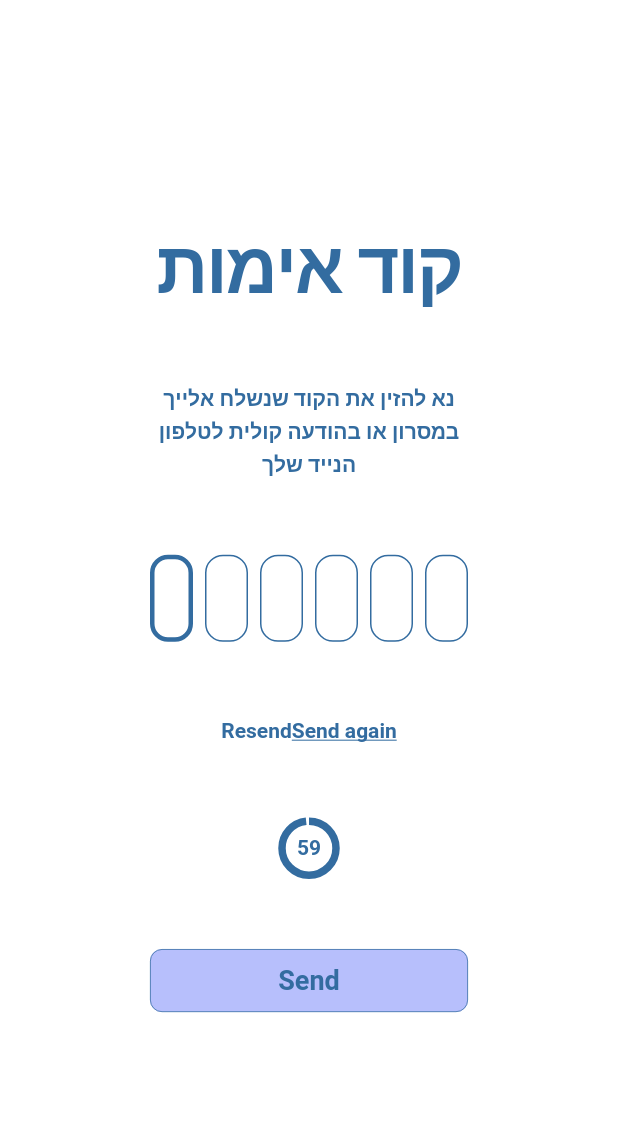
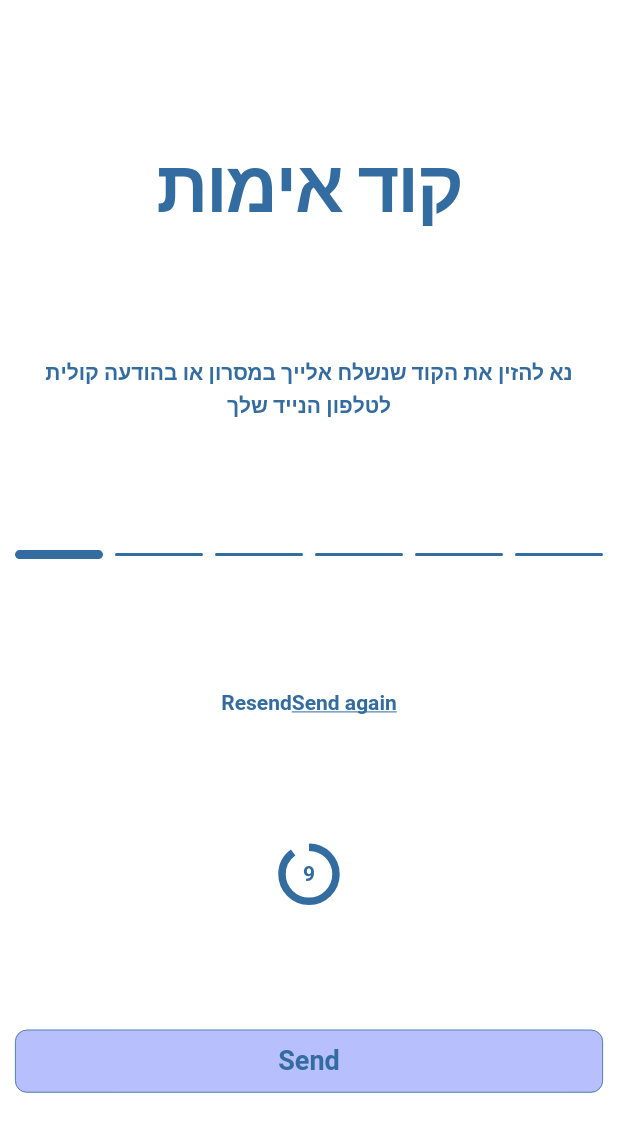
Before and after one commit to Israelper/fmr-task, a Flutter app: the VerifyOtpScreen screen opened by its route, on a phone screen of 412 x 824 dp. Shown: the top 1132 px of the screen. Run offline on Flutter 3.47's test engine with Material 3 defaults, Android fonts, the phone set to English and light mode, and no system bars; drawn by our look-alikes of pinput; our stand-ins replace bloc, equatable, flutter_bloc, get_it, go_router; Roboto replaces fonts that are missing (Assistant).

Commit message:
fix timer

```diff
--- a/lib/src/core/tool/timer_notifier.dart
+++ b/lib/src/core/tool/timer_notifier.dart
@@ -3,14 +3,14 @@ import 'dart:async';
 
 class TimerNotifier {
   final int total;
-  final Function(int) onChanged;
+  final Function(int)? onChanged;
   int? count = 0;
 
   Timer? _timer;
 
-  bool get isActive => _timer?.isActive == true;
+  bool get isActive => _timer?.isActive == true && (count ?? 0) > 0;
 
-  TimerNotifier(this.onChanged, {this.total = 60});
+  TimerNotifier(this.onChanged, {this.total = 10});
 
   void startTimer() {
     _timer?.cancel();
@@ -19,12 +19,16 @@ class TimerNotifier {
       const Duration(seconds: 1),
       (timer) {
         if (count == 0) {
-          onChanged(0);
           _stopTimer();
+          if (onChanged != null) {
+            onChanged!(count!);
+          }
           return;
         }
         count = count! - 1;
-        onChanged(count!);
+        if (onChanged != null) {
+          onChanged!(count!);
+        }
       },
     );
   }
--- a/lib/src/features/main/update_phone/update_phone.dart
+++ b/lib/src/features/main/update_phone/update_phone.dart
@@ -22,7 +22,7 @@ class UpdatePhoneScreen extends StatelessWidget {
         builder: (context, state) {
           return Scaffold(
             body: Padding(
-              padding: const EdgeInsets.all(100.0),
+              padding: const EdgeInsets.all(10.0),
               child: Column(
                 mainAxisAlignment: MainAxisAlignment.center,
                 crossAxisAlignment: CrossAxisAlignment.center,
--- a/lib/src/features/main/verify_otp/cubit/verify_otp_state.dart
+++ b/lib/src/features/main/verify_otp/cubit/verify_otp_state.dart
@@ -6,17 +6,17 @@ class VerifyOtpState extends Equatable {
     this.code = '',
     this.timer,
     this.error,
-    this.isCompleted = false,
+    this.isButtonEnable = false,
   });
 
   @override
-  List<Object?> get props => [phoneNumber, code, timer, error, isCompleted];
+  List<Object?> get props => [phoneNumber, code, timer, error, isButtonEnable];
 
   final String? phoneNumber;
   final String code;
   final TimerNotifier? timer;
   final String? error;
-  final bool isCompleted;
+  final bool isButtonEnable;
 
   bool get isEnableToSend => timer?.isActive == true;
 
@@ -25,13 +25,13 @@ class VerifyOtpState extends Equatable {
     String? code,
     TimerNotifier? timer,
     String? error,
-    bool? isCompleted,
+    bool? isButtonEnable,
   }) {
     return VerifyOtpState(
         phoneNumber: phoneNumber ?? this.phoneNumber,
         code: code ?? this.code,
         timer: timer ?? this.timer,
         error: error ?? this.error,
-        isCompleted: isCompleted ?? this.isCompleted);
+        isButtonEnable: isButtonEnable ?? this.isButtonEnable);
   }
 }
--- a/lib/src/features/main/verify_otp/verify_otp.dart
+++ b/lib/src/features/main/verify_otp/verify_otp.dart
@@ -9,7 +9,7 @@ import 'package:ui_kit/ui_kit.dart';
 import 'package:fmr_task/src/core/config/router_config.dart';
 import 'package:fmr_task/src/core/router/main_route.dart';
 import 'package:fmr_task/src/features/main/verify_otp/cubit/verify_otp_cubit.dart';
-import 'widgets/count_dwon_timer.dart';
+import 'widgets/count_down_timer.dart';
 import 'widgets/verify_otp_number.dart';
 import 'widgets/verify_otp_resend.dart';
 
@@ -23,7 +23,7 @@ class VerifyOtpScreen extends StatelessWidget {
         builder: (context, state) {
           return Scaffold(
             body: Padding(
-              padding: const EdgeInsets.all(100.0),
+              padding: const EdgeInsets.all(10.0),
               child: Column(
                 mainAxisAlignment: MainAxisAlignment.spaceEvenly,
                 crossAxisAlignment: CrossAxisAlignment.center,
@@ -33,11 +33,11 @@ class VerifyOtpScreen extends StatelessWidget {
                       textAlign: TextAlign.center),
                   const VerifyOtpNumber(),
                   VerifyOtpResend(resendOtp: context.read<VerifyOtpCubit>().resendOTP),
-                  const CountdownTimer(),
+                  CountdownTimer(total: state.timer?.total ?? 60),
                   if (state.error?.isNotEmpty == true) UiText.body1(state.error!, color: Colors.red),
                   UiButton.outline(
                     text: 'Send',
-                    isDisabled: !state.isCompleted,
+                    isDisabled: !state.isButtonEnable,
                     onTap: () => routerConfig.router.go(MainRoute.homePath),
                   ),
                 ],
--- /dev/null
+++ b/lib/src/features/main/verify_otp/widgets/count_down_timer.dart
@@ -0,0 +1,34 @@
+// Flutter imports:
+import 'package:flutter/material.dart';
+
+// Package imports:
+import 'package:flutter_bloc/flutter_bloc.dart';
+import 'package:ui_kit/ui_kit.dart';
+
+// Project imports:
+import 'package:fmr_task/src/features/main/verify_otp/cubit/verify_otp_cubit.dart';
+
+class CountdownTimer extends StatelessWidget {
+  final int total;
+  const CountdownTimer({super.key, required this.total});
+
+  @override
+  Widget build(BuildContext context) {
+    return StreamBuilder<int>(
+      stream: context.read<VerifyOtpCubit>().timerStream,
+      builder: (context, snapshot) {
+        final int seconds = total;
+        final int secondsRemaining = snapshot.data ?? 0;
+        final double value = secondsRemaining / seconds;
+        return Stack(
+          alignment: AlignmentDirectional.center,
+          children: [
+            UiText.body1('$secondsRemaining'),
+            const SizedBox(height: 16),
+            CircularProgressIndicator(value: value, strokeWidth: 5),
+          ],
+        );
+      },
+    );
+  }
+}
--- a/lib/src/features/main/verify_otp/widgets/count_dwon_timer.dart
+++ /dev/null
@@ -1,38 +0,0 @@
-// Flutter imports:
-import 'package:flutter/material.dart';
-
-// Package imports:
-import 'package:flutter_bloc/flutter_bloc.dart';
-import 'package:ui_kit/ui_kit.dart';
-
-// Project imports:
-import 'package:fmr_task/src/features/main/verify_otp/cubit/verify_otp_cubit.dart';
-
-class CountdownTimer extends StatelessWidget {
-  const CountdownTimer({super.key});
-
-  @override
-  Widget build(BuildContext context) {
-    return BlocBuilder<VerifyOtpCubit, VerifyOtpState>(
-      builder: (context, state) {
-        final int seconds = state.timer?.count ?? 0;
-        return StreamBuilder<int>(
-            stream: context.read<VerifyOtpCubit>().timerStream,
-            builder: (context, snapshot) {
-              final int secondsRemaining = snapshot.data ?? 0;
-              return Stack(
-                alignment: AlignmentDirectional.center,
-                children: [
-                  UiText.body1('${snapshot.data ?? 0}'),
-                  const SizedBox(height: 16),
-                  CircularProgressIndicator(
-                    value: secondsRemaining / seconds,
-                    strokeWidth: 5,
-                  ),
-                ],
-              );
-            });
-      },
-    );
-  }
-}
--- a/lib/src/features/main/verify_otp/widgets/verify_otp_number.dart
+++ b/lib/src/features/main/verify_otp/widgets/verify_otp_number.dart
@@ -1,6 +1,3 @@
-// Dart imports:
-import 'dart:math';
-
 // Flutter imports:
 import 'package:flutter/material.dart';
 
@@ -14,8 +11,6 @@ import 'package:fmr_task/src/features/main/verify_otp/cubit/verify_otp_cubit.dar
 
 class VerifyOtpNumber extends StatelessWidget {
   const VerifyOtpNumber({super.key});
-
-  final double padding = UiSizes.xl;
 
   @override
   Widget build(BuildContext context) {
@@ -35,11 +30,10 @@ class VerifyOtpNumber extends StatelessWidget {
   }
 
   PinTheme _defaultTheme(BuildContext context) {
-    double width = MediaQuery.of(context).size.width - (padding * 2);
-    double boxWidth = min((width / 6), 64);
+    double width = MediaQuery.of(context).size.width;
     return PinTheme(
-      height: boxWidth,
-      width: boxWidth,
+      // height: boxWidth,
+      width: width,
       textStyle: UiTypography.h1.toTextStyle(context),
       decoration: BoxDecoration(
         color: Colors.transparent,
```
Also changed, not shown: lib/src/features/main/verify_otp/cubit/verify_otp_cubit.dart (+13 -6 lines).
